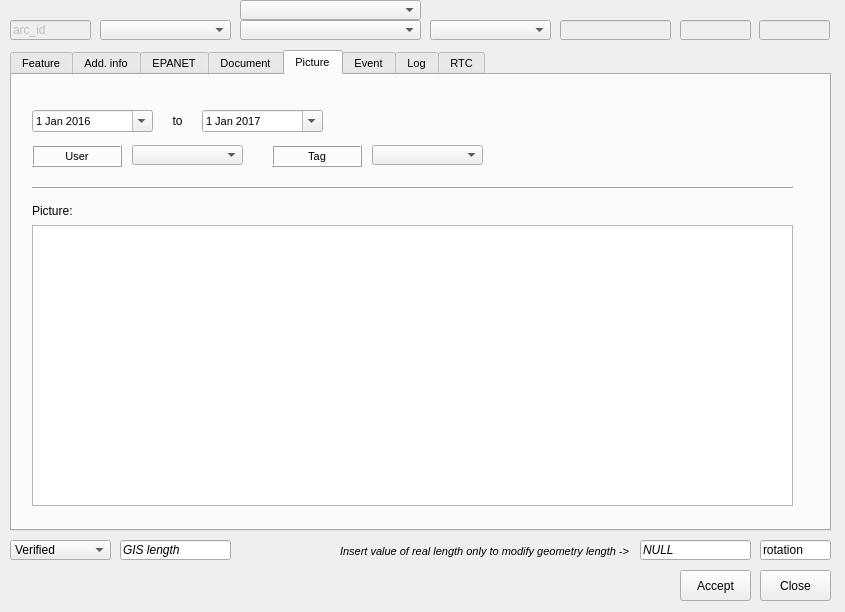
The window that ui/ws_arc.ui (Giswater/giswater_qgis_plugin) describes before a commit, drawn with Qt 5.
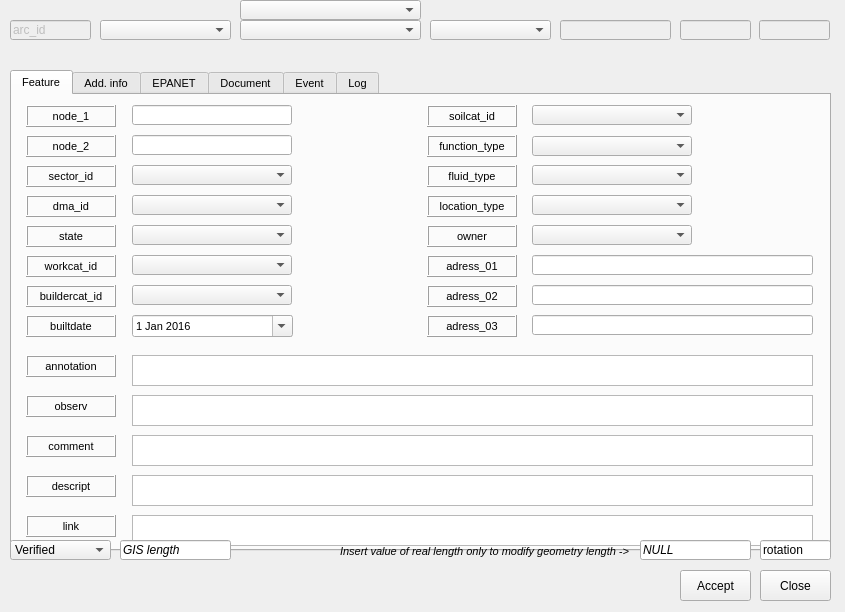
The same window after the commit. The open tabs and pages were chosen to show the change.

Patch:
```diff
--- a/ui/ws_arc.ui
+++ b/ui/ws_arc.ui
@@ -32,7 +32,7 @@
    <property name="geometry">
     <rect>
      <x>10</x>
-     <y>50</y>
+     <y>70</y>
      <width>821</width>
      <height>481</height>
     </rect>
@@ -2021,236 +2021,20 @@
       </rect>
      </property>
     </widget>
-   </widget>
-   <widget class="QWidget" name="page_picture">
-    <attribute name="title">
-     <string>Picture</string>
-    </attribute>
-    <widget class="QDateEdit" name="date_picture_from">
+    <widget class="QTableView" name="tbl_document">
      <property name="geometry">
       <rect>
-       <x>20</x>
-       <y>35</y>
-       <width>121</width>
-       <height>22</height>
+       <x>10</x>
+       <y>160</y>
+       <width>801</width>
+       <height>291</height>
       </rect>
      </property>
-     <property name="date">
-      <date>
-       <year>2016</year>
-       <month>1</month>
-       <day>1</day>
-      </date>
-     </property>
-     <property name="calendarPopup">
-      <bool>true</bool>
-     </property>
-    </widget>
-    <widget class="QDateEdit" name="date_picture_to">
-     <property name="geometry">
-      <rect>
-       <x>190</x>
-       <y>35</y>
-       <width>121</width>
-       <height>22</height>
-      </rect>
-     </property>
-     <property name="date">
-      <date>
-       <year>2017</year>
-       <month>1</month>
-       <day>1</day>
-      </date>
-     </property>
-     <property name="calendarPopup">
-      <bool>true</bool>
-     </property>
-    </widget>
-    <widget class="QComboBox" name="picture_user">
-     <property name="geometry">
-      <rect>
-       <x>120</x>
-       <y>70</y>
-       <width>111</width>
-       <height>20</height>
-      </rect>
-     </property>
-    </widget>
-    <widget class="QLabel" name="label_picture_user">
-     <property name="geometry">
-      <rect>
-       <x>20</x>
-       <y>70</y>
-       <width>90</width>
-       <height>22</height>
-      </rect>
-     </property>
-     <property name="font">
-      <font>
-       <pointsize>8</pointsize>
-      </font>
-     </property>
-     <property name="frameShape">
-      <enum>QFrame::Box</enum>
-     </property>
-     <property name="frameShadow">
-      <enum>QFrame::Raised</enum>
-     </property>
-     <property name="text">
-      <string>User</string>
-     </property>
-     <property name="textFormat">
-      <enum>Qt::AutoText</enum>
-     </property>
-     <property name="scaledContents">
-      <bool>false</bool>
-     </property>
-     <property name="alignment">
-      <set>Qt::AlignCenter</set>
-     </property>
-     <property name="margin">
-      <number>3</number>
-     </property>
-    </widget>
-    <widget class="QComboBox" name="picture_tagcat_id">
-     <property name="geometry">
-      <rect>
-       <x>360</x>
-       <y>70</y>
-       <width>111</width>
-       <height>20</height>
-      </rect>
-     </property>
-    </widget>
-    <widget class="QLabel" name="label_picture_tagcat_id">
-     <property name="geometry">
-      <rect>
-       <x>260</x>
-       <y>70</y>
-       <width>90</width>
-       <height>22</height>
-      </rect>
-     </property>
-     <property name="font">
-      <font>
-       <pointsize>8</pointsize>
-      </font>
-     </property>
-     <property name="frameShape">
-      <enum>QFrame::Box</enum>
-     </property>
-     <property name="frameShadow">
-      <enum>QFrame::Raised</enum>
-     </property>
-     <property name="text">
-      <string>Tag</string>
-     </property>
-     <property name="textFormat">
-      <enum>Qt::AutoText</enum>
-     </property>
-     <property name="scaledContents">
-      <bool>false</bool>
-     </property>
-     <property name="alignment">
-      <set>Qt::AlignCenter</set>
-     </property>
-     <property name="margin">
-      <number>3</number>
-     </property>
-    </widget>
-    <widget class="QTableWidget" name="picture_path">
-     <property name="geometry">
-      <rect>
-       <x>20</x>
-       <y>150</y>
-       <width>761</width>
-       <height>281</height>
-      </rect>
-     </property>
-    </widget>
-    <widget class="QLabel" name="label_to_2">
-     <property name="geometry">
-      <rect>
-       <x>150</x>
-       <y>35</y>
-       <width>31</width>
-       <height>22</height>
-      </rect>
-     </property>
-     <property name="font">
-      <font>
-       <pointsize>9</pointsize>
-      </font>
-     </property>
-     <property name="frameShape">
-      <enum>QFrame::NoFrame</enum>
-     </property>
-     <property name="frameShadow">
-      <enum>QFrame::Raised</enum>
-     </property>
-     <property name="text">
-      <string>to</string>
-     </property>
-     <property name="textFormat">
-      <enum>Qt::AutoText</enum>
-     </property>
-     <property name="scaledContents">
-      <bool>false</bool>
-     </property>
-     <property name="alignment">
-      <set>Qt::AlignCenter</set>
-     </property>
-     <property name="margin">
-      <number>3</number>
-     </property>
-    </widget>
-    <widget class="QLabel" name="label_results">
-     <property name="geometry">
-      <rect>
-       <x>20</x>
-       <y>125</y>
-       <width>90</width>
-       <height>22</height>
-      </rect>
-     </property>
-     <property name="font">
-      <font>
-       <pointsize>9</pointsize>
-      </font>
-     </property>
-     <property name="frameShape">
-      <enum>QFrame::NoFrame</enum>
-     </property>
-     <property name="frameShadow">
-      <enum>QFrame::Plain</enum>
-     </property>
-     <property name="text">
-      <string>Picture:</string>
-     </property>
-     <property name="textFormat">
-      <enum>Qt::AutoText</enum>
-     </property>
-     <property name="scaledContents">
-      <bool>false</bool>
-     </property>
-     <property name="alignment">
-      <set>Qt::AlignLeading|Qt::AlignLeft|Qt::AlignVCenter</set>
-     </property>
-     <property name="margin">
-      <number>3</number>
-     </property>
-    </widget>
-    <widget class="Line" name="line_12">
-     <property name="geometry">
-      <rect>
-       <x>20</x>
-       <y>105</y>
-       <width>761</width>
-       <height>16</height>
-      </rect>
-     </property>
-     <property name="orientation">
-      <enum>Qt::Horizontal</enum>
+     <property name="sizePolicy">
+      <sizepolicy hsizetype="MinimumExpanding" vsizetype="MinimumExpanding">
+       <horstretch>0</horstretch>
+       <verstretch>0</verstretch>
+      </sizepolicy>
      </property>
     </widget>
    </widget>
@@ -2782,153 +2566,6 @@
      </property>
     </widget>
    </widget>
-   <widget class="QWidget" name="page_rtc">
-    <attribute name="title">
-     <string>RTC</string>
-    </attribute>
-    <widget class="Line" name="line_13">
-     <property name="geometry">
-      <rect>
-       <x>20</x>
-       <y>105</y>
-       <width>761</width>
-       <height>16</height>
-      </rect>
-     </property>
-     <property name="orientation">
-      <enum>Qt::Horizontal</enum>
-     </property>
-    </widget>
-    <widget class="QLabel" name="label_102">
-     <property name="geometry">
-      <rect>
-       <x>150</x>
-       <y>35</y>
-       <width>31</width>
-       <height>22</height>
-      </rect>
-     </property>
-     <property name="font">
-      <font>
-       <pointsize>9</pointsize>
-      </font>
-     </property>
-     <property name="frameShape">
-      <enum>QFrame::NoFrame</enum>
-     </property>
-     <property name="frameShadow">
-      <enum>QFrame::Raised</enum>
-     </property>
-     <property name="text">
-      <string>to</string>
-     </property>
-     <property name="textFormat">
-      <enum>Qt::AutoText</enum>
-     </property>
-     <property name="scaledContents">
-      <bool>false</bool>
-     </property>
-     <property name="alignment">
-      <set>Qt::AlignCenter</set>
-     </property>
-     <property name="margin">
-      <number>3</number>
-     </property>
-    </widget>
-    <widget class="QDateEdit" name="date_rtc_from">
-     <property name="geometry">
-      <rect>
-       <x>20</x>
-       <y>35</y>
-       <width>121</width>
-       <height>22</height>
-      </rect>
-     </property>
-     <property name="date">
-      <date>
-       <year>2016</year>
-       <month>1</month>
-       <day>1</day>
-      </date>
-     </property>
-     <property name="calendarPopup">
-      <bool>true</bool>
-     </property>
-    </widget>
-    <widget class="QDateEdit" name="date_rtc_to">
-     <property name="geometry">
-      <rect>
-       <x>190</x>
-       <y>35</y>
-       <width>121</width>
-       <height>22</height>
-      </rect>
-     </property>
-     <property name="date">
-      <date>
-       <year>2017</year>
-       <month>1</month>
-       <day>1</day>
-      </date>
-     </property>
-     <property name="calendarPopup">
-      <bool>true</bool>
-     </property>
-    </widget>
-    <widget class="QLabel" name="label_rtc">
-     <property name="geometry">
-      <rect>
-       <x>20</x>
-       <y>125</y>
-       <width>90</width>
-       <height>22</height>
-      </rect>
-     </property>
-     <property name="font">
-      <font>
-       <pointsize>9</pointsize>
-      </font>
-     </property>
-     <property name="frameShape">
-      <enum>QFrame::NoFrame</enum>
-     </property>
-     <property name="frameShadow">
-      <enum>QFrame::Plain</enum>
-     </property>
-     <property name="text">
-      <string>RTC:</string>
-     </property>
-     <property name="textFormat">
-      <enum>Qt::AutoText</enum>
-     </property>
-     <property name="scaledContents">
-      <bool>false</bool>
-     </property>
-     <property name="alignment">
-      <set>Qt::AlignLeading|Qt::AlignLeft|Qt::AlignVCenter</set>
-     </property>
-     <property name="margin">
-      <number>3</number>
-     </property>
-    </widget>
-    <widget class="QTextEdit" name="tbl_rtc">
-     <property name="geometry">
-      <rect>
-       <x>20</x>
-       <y>150</y>
-       <width>761</width>
-       <height>281</height>
-      </rect>
-     </property>
-     <property name="html">
-      <string>&lt;!DOCTYPE HTML PUBLIC &quot;-//W3C//DTD HTML 4.0//EN&quot; &quot;http://www.w3.org/TR/REC-html40/strict.dtd&quot;&gt;
-&lt;html&gt;&lt;head&gt;&lt;meta name=&quot;qrichtext&quot; content=&quot;1&quot; /&gt;&lt;style type=&quot;text/css&quot;&gt;
-p, li { white-space: pre-wrap; }
-&lt;/style&gt;&lt;/head&gt;&lt;body style=&quot; font-family:'MS Shell Dlg 2'; font-size:8pt; font-weight:400; font-style:normal;&quot;&gt;
-&lt;p style=&quot; margin-top:0px; margin-bottom:0px; margin-left:0px; margin-right:0px; -qt-block-indent:0; text-indent:0px;&quot;&gt;arc_id, rtc_scada_value(value, status,date)&lt;/p&gt;&lt;/body&gt;&lt;/html&gt;</string>
-     </property>
-    </widget>
-   </widget>
   </widget>
   <widget class="QLineEdit" name="arc_id">
    <property name="enabled">
```
Left out of the diff: 44 changed lines with no effect on the pictures.
